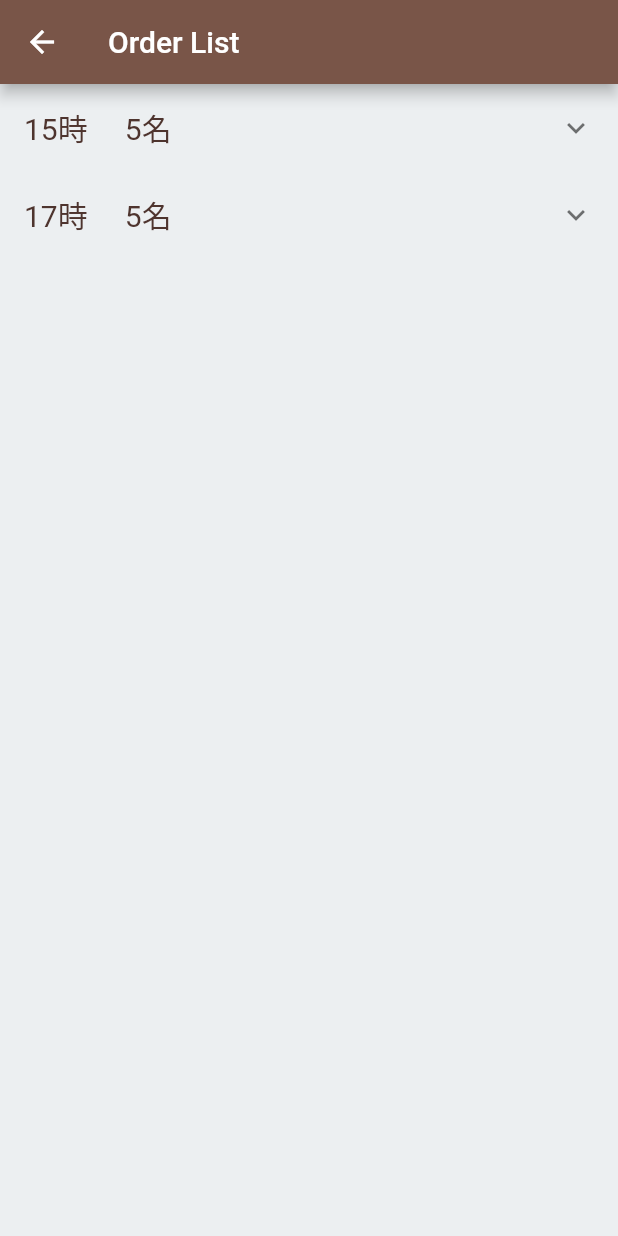
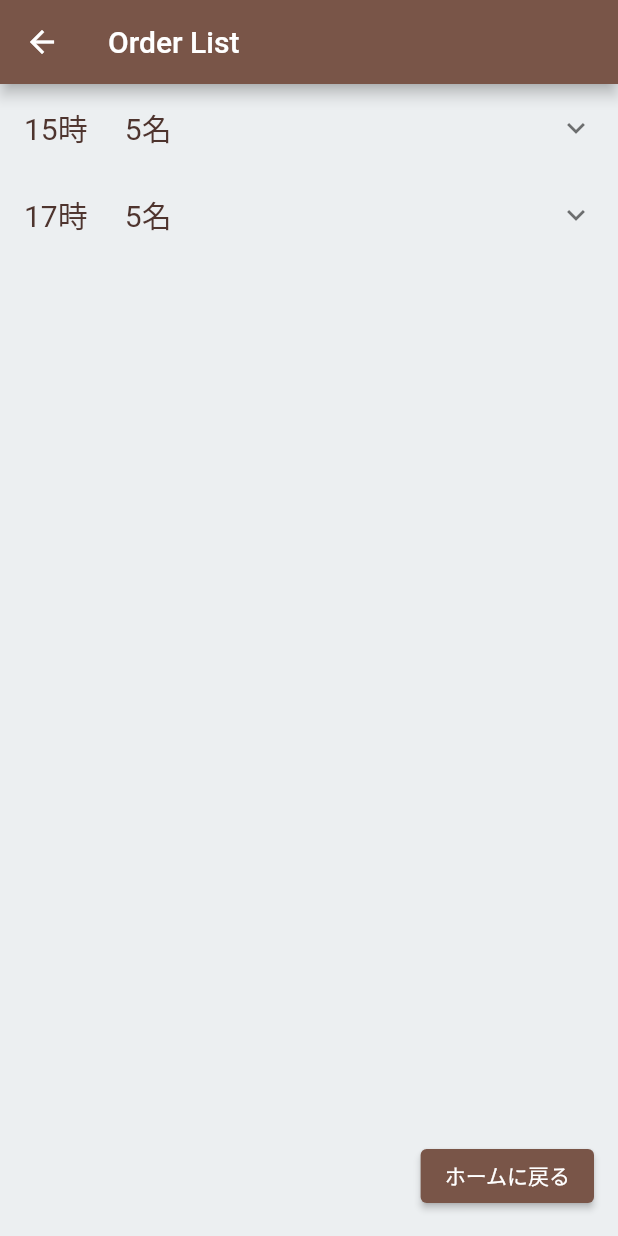
Before and after one commit to shinnkura/cafe_connect, a Flutter app: the OrderListPage screen opened by its route, on a phone screen of 412 x 824 dp. Run offline on Flutter 3.47's test engine with Material 2 defaults, Android fonts, the phone set to English and light mode, and no system bars.

Commit message:
order_list_page.dartに、ホームに戻るボタン実装

```diff
--- a/lib/screens/order_list_pages/order_list_page.dart
+++ b/lib/screens/order_list_pages/order_list_page.dart
@@ -88,6 +88,17 @@ class OrderListPage extends StatelessWidget {
           );
         },
       ),
+      floatingActionButton: ElevatedButton(
+        onPressed: () {
+          Navigator.popUntil(context, (route) => route.isFirst);
+        },
+        style: ButtonStyle(
+          backgroundColor: MaterialStateProperty.all<Color>(
+            kPrimaryColor,
+          ),
+        ),
+        child: const Text('ホームに戻る'),
+      ),
     );
   }
 }
```
